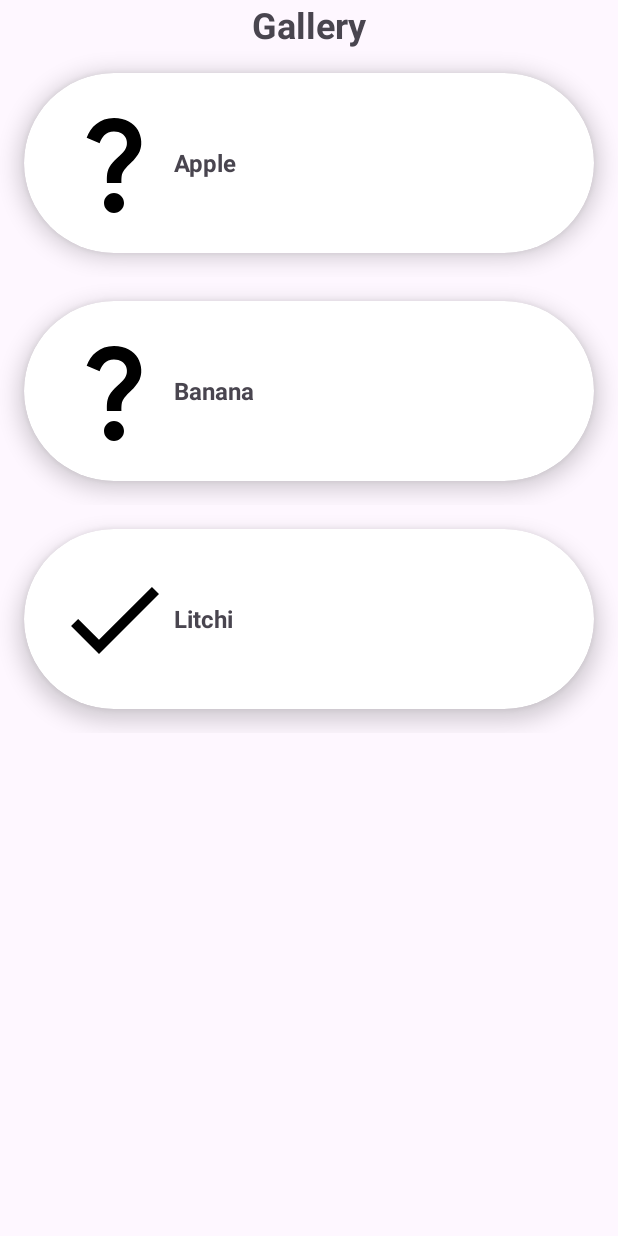
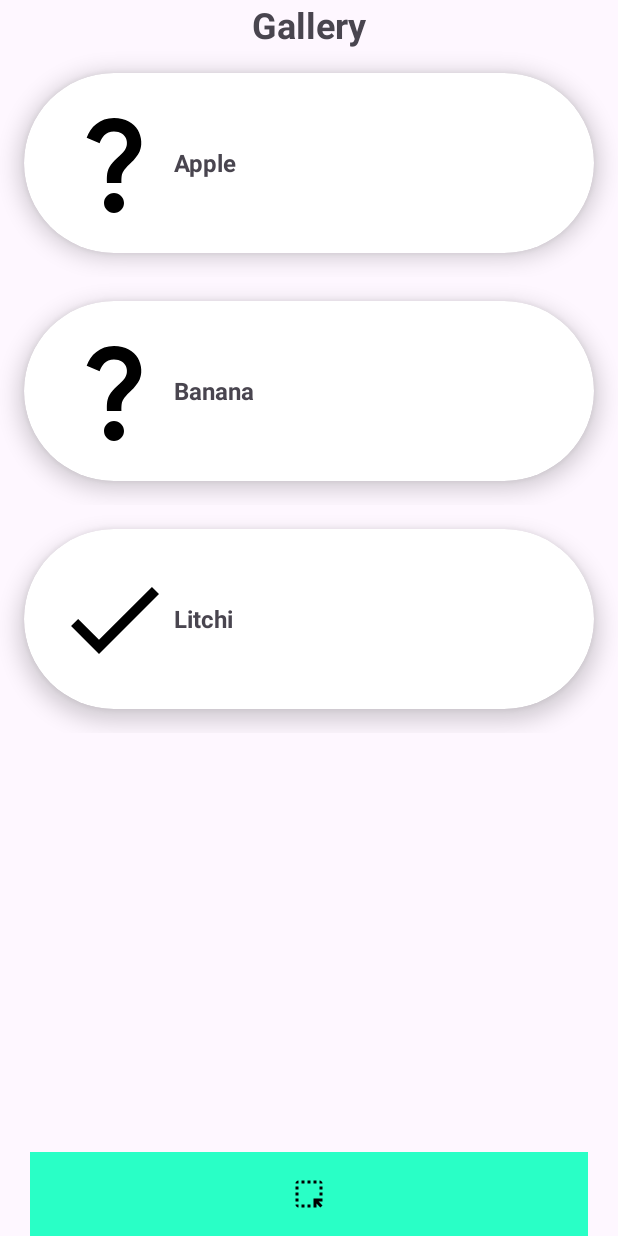
Before and after one commit to Mebanseibor/CropHealthHelper, an Android app: the GalleryActivity screen opened directly, with no data from a screen before it, on a phone screen of 412 x 824 dp. Run offline under Robolectric (Android 15) with nearby library versions, the phone set to English and light mode, and no system bars; our stand-ins replace data binding.

Commit message:
Implemented uploading of image to the server

```diff
--- a/app/build.gradle.kts
+++ b/app/build.gradle.kts
@@ -49,6 +49,7 @@ dependencies {
     implementation(libs.androidx.lifecycle.viewmodel.ktx)
     implementation("com.squareup.retrofit2:retrofit:2.9.0")
     implementation("com.squareup.retrofit2:converter-scalars:2.9.0")
+    implementation("com.squareup.okhttp3:okhttp:4.9.3")
     implementation("org.jetbrains.kotlinx:kotlinx-coroutines-android:1.3.9")
 
     testImplementation(libs.junit)
--- a/app/src/main/java/lpu/semesterseven/project/gallery/GalleryActivity.kt
+++ b/app/src/main/java/lpu/semesterseven/project/gallery/GalleryActivity.kt
@@ -1,7 +1,11 @@
 package lpu.semesterseven.project.gallery
 
 import android.os.Bundle
-import android.widget.LinearLayout
+import android.util.Log
+import android.widget.ImageButton
+import android.widget.Toast
+import androidx.activity.result.PickVisualMediaRequest
+import androidx.activity.result.contract.ActivityResultContracts.PickVisualMedia
 import androidx.appcompat.app.AppCompatActivity
 import androidx.databinding.DataBindingUtil
 import androidx.recyclerview.widget.ItemTouchHelper
@@ -10,13 +14,18 @@ import androidx.recyclerview.widget.RecyclerView
 import com.google.android.material.snackbar.Snackbar
 import lpu.semesterseven.project.R
 import lpu.semesterseven.project.databinding.ActivityGalleryBinding
+import lpu.semesterseven.project.network.NetworkObjects
+import lpu.semesterseven.project.network.SendImageService
+import okhttp3.MultipartBody
+import retrofit2.Call
+import retrofit2.http.Part
 
-class GalleryActivity: AppCompatActivity() {
+class GalleryActivity: AppCompatActivity(), SendImageService{
     // binding
     private lateinit var binding    : ActivityGalleryBinding
 
     // images
-    private lateinit var imagesRV   : RecyclerView
+    private lateinit var imagesRV       : RecyclerView
     private lateinit var imagesAdapter  : ImagesAdapter
     private var images  = mutableListOf(
         Image("Apple"),
@@ -24,11 +33,15 @@ class GalleryActivity: AppCompatActivity() {
         Image("Litchi", R.drawable.baseline_check_24)
     )
 
+    // views
+    private lateinit var btnSelectImg   : ImageButton
+
     override fun onCreate(savedInstanceState: Bundle?){
         super.onCreate(savedInstanceState)
         binding = DataBindingUtil.setContentView(this, R.layout.activity_gallery)
 
         initImages()
+        initSelectImage()
     }
 
     private fun initImages(){
@@ -57,4 +70,28 @@ class GalleryActivity: AppCompatActivity() {
 
         itemTouchHelper.attachToRecyclerView(imagesRV)
     }
+
+    private fun initSelectImage(){
+        btnSelectImg    = binding.btnSelectImg
+
+        val pickMedia = registerForActivityResult(PickVisualMedia()){ uri ->
+            if(uri != null){
+                Log.d("Gallery", "Selected URI: $uri")
+                Toast.makeText(this, "Selected URI:\n$uri", Toast.LENGTH_SHORT).show()
+
+                var mpBody = createMultiPartBody(this, uri)
+                if(mpBody == null) return@registerForActivityResult
+
+                var r= uploadImage(mpBody)
+                getResponseFromUploadingImage(this, r)
+            }
+            else{ Log.d("", "No Media was selected (URI was null)") }
+        }
+
+        btnSelectImg.setOnClickListener{
+            pickMedia.launch(PickVisualMediaRequest(PickVisualMedia.ImageOnly))
+        }
+    }
+
+    override fun uploadImage(@Part image: MultipartBody.Part): Call<String> = NetworkObjects.sendImageService.uploadImage(image)
 }
--- /dev/null
+++ b/app/src/main/res/drawable/baseline_highlight_alt_24.xml
@@ -0,0 +1,5 @@
+<vector xmlns:android="http://schemas.android.com/apk/res/android" android:height="24dp" android:tint="#000000" android:viewportHeight="24" android:viewportWidth="24" android:width="24dp">
+
+    <path android:fillColor="@android:color/white" android:pathData="M17,5h-2L15,3h2v2zM15,21h2v-2.59L19.59,21 21,19.59 18.41,17L21,17v-2h-6v6zM19,9h2L21,7h-2v2zM19,13h2v-2h-2v2zM11,21h2v-2h-2v2zM7,5h2L9,3L7,3v2zM3,17h2v-2L3,15v2zM5,21v-2L3,19c0,1.1 0.9,2 2,2zM19,3v2h2c0,-1.1 -0.9,-2 -2,-2zM11,5h2L13,3h-2v2zM3,9h2L5,7L3,7v2zM7,21h2v-2L7,19v2zM3,13h2v-2L3,11v2zM3,5h2L5,3c-1.1,0 -2,0.9 -2,2z"/>
+
+</vector>
--- a/app/src/main/res/layout/activity_gallery.xml
+++ b/app/src/main/res/layout/activity_gallery.xml
@@ -24,5 +24,16 @@
             android:layout_weight="1"
         />
 
+        <ImageButton
+            android:id="@+id/btnSelectImg"
+            android:layout_width="match_parent"
+            android:layout_height="wrap_content"
+            android:padding="16dp"
+            android:layout_marginHorizontal="20dp"
+            android:src="@drawable/baseline_highlight_alt_24"
+            android:background="@color/primary_color"
+            android:layout_gravity="center"
+            />
+
     </LinearLayout>
 </layout>
--- a/app/src/main/res/values/colors.xml
+++ b/app/src/main/res/values/colors.xml
@@ -2,4 +2,6 @@
 <resources>
     <color name="black">#FF000000</color>
     <color name="white">#FFFFFFFF</color>
+
+    <color name="primary_color">#FF29ffc6</color>
 </resources>
```
Also changed, not shown: app/src/main/java/lpu/semesterseven/project/gallery/HelperFunctions.kt (added, +42 -0 lines), app/src/main/java/lpu/semesterseven/project/network/Network.kt (renamed from app/src/main/java/lpu/semesterseven/project/network/NetworkObjects.kt, +11 -0 lines), 1 other file.
